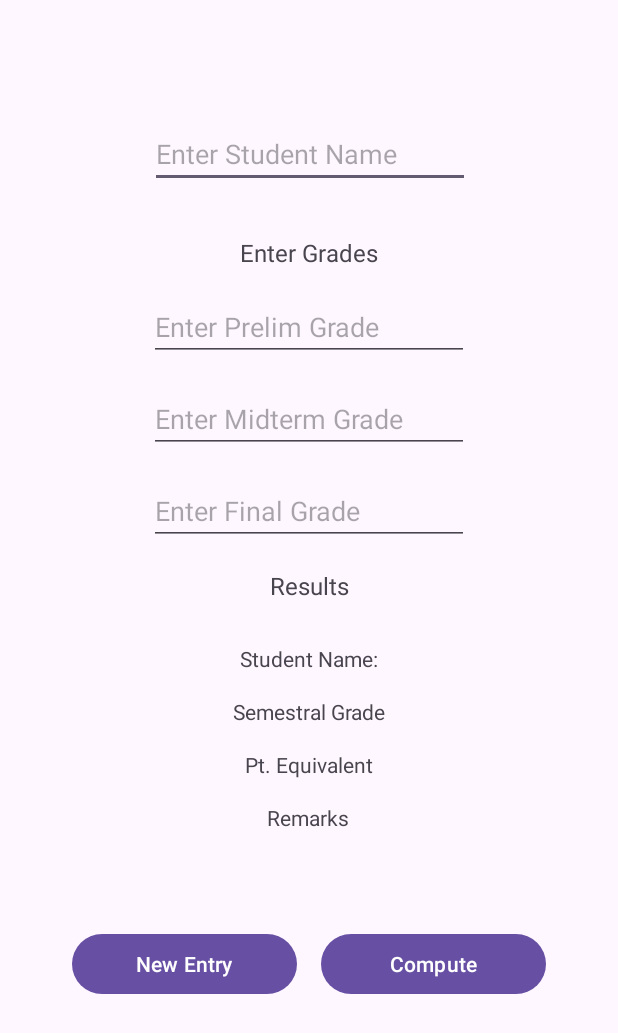
After one commit to adiluexe/elec1-compilation, an Android app: the SemestralGradeComputation screen opened directly, with no data from a screen before it, on a phone screen of 412 x 824 dp. The commit adds this screen. Shown: the top 1033 px of the screen. Run offline under Robolectric (Android 15) with nearby library versions, the phone set to English and light mode, and no system bars.

Commit message:
Add MP3B1 SemestralGradeComputation

```diff
--- /dev/null
+++ b/app/src/main/java/com/example/elec1compilation/machine_problems/SemestralGradeComputation.java
@@ -0,0 +1,113 @@
+package com.example.elec1compilation.machine_problems;
+
+import androidx.appcompat.app.AlertDialog;
+import androidx.appcompat.app.AppCompatActivity;
+
+import android.os.Bundle;
+import android.view.View;
+import android.widget.Button;
+import android.widget.EditText;
+import android.widget.TextView;
+import android.widget.Toast;
+
+import com.example.elec1compilation.MainActivity;
+import com.example.elec1compilation.R;
+
+public class SemestralGradeComputation extends AppCompatActivity {
+
+    private EditText studentName, prelimGrade, midtermGrade, finalGrade;
+    private TextView resultStudentName, resultSemGrade, resultPtEquiv, resultRemarks;
+    private Button btnNewEntry, btnCompute;
+
+    @Override
+    protected void onCreate(Bundle savedInstanceState) {
+        super.onCreate(savedInstanceState);
+        setContentView(R.layout.semestral_grade_computation);
+
+        studentName = findViewById(R.id.studentName);
+        prelimGrade = findViewById(R.id.prelimGrade);
+        midtermGrade = findViewById(R.id.midtermGrade);
+        finalGrade = findViewById(R.id.finalGrade);
+        resultStudentName = findViewById(R.id.resultStudentName);
+        resultSemGrade = findViewById(R.id.resultSemGrade);
+        resultPtEquiv = findViewById(R.id.resultPtEquiv);
+        resultRemarks = findViewById(R.id.resultRemarks);
+        btnNewEntry = findViewById(R.id.btnNewEntry);
+        btnCompute = findViewById(R.id.btnCompute);
+
+        btnNewEntry.setOnClickListener(new View.OnClickListener() {
+            @Override
+            public void onClick(View v) {
+                new AlertDialog.Builder(SemestralGradeComputation.this)
+                        .setTitle("WARNING MESSAGE")
+                        .setMessage("Are you sure?")
+                        .setPositiveButton("Yes", (dialog, which) -> clearEntries())
+                        .setNegativeButton("No", null)
+                        .show();
+            }
+        });
+
+        btnCompute.setOnClickListener(new View.OnClickListener() {
+            @Override
+            public void onClick(View v) {
+                new AlertDialog.Builder(SemestralGradeComputation.this)
+                        .setTitle("WARNING MESSAGE")
+                        .setMessage("All Entries Correct?")
+                        .setPositiveButton("Yes", (dialog, which) -> computeGrade())
+                        .setNegativeButton("No", null)
+                        .show();
+            }
+        });
+    }
+
+    private void clearEntries() {
+        studentName.setText("");
+        prelimGrade.setText("");
+        midtermGrade.setText("");
+        finalGrade.setText("");
+        resultStudentName.setText("Student Name: ");
+        resultSemGrade.setText("Semestral Grade: ");
+        resultPtEquiv.setText("Pt. Equivalent: ");
+        resultRemarks.setText("Remarks: ");
+    }
+
+    private void computeGrade() {
+        String nameStr = studentName.getText().toString();
+        String prelimStr = prelimGrade.getText().toString();
+        String midtermStr = midtermGrade.getText().toString();
+        String finalStr = finalGrade.getText().toString();
+
+        if (nameStr.isEmpty() || prelimStr.isEmpty() || midtermStr.isEmpty() || finalStr.isEmpty()) {
+            Toast.makeText(this, "Please provide an input on the missing fields", Toast.LENGTH_SHORT).show();
+            return;
+        }
+
+        double prelim = Double.parseDouble(prelimStr);
+        double midterm = Double.parseDouble(midtermStr);
+        double finalGrade = Double.parseDouble(finalStr);
+
+        double semGrade = (0.25 * prelim) + (0.25 * midterm) + (0.50 * finalGrade);
+        double ptEquivalent = getPtEquivalent(semGrade);
+        String remarks = semGrade >= 75 ? "PASSED" : "FAILED";
+
+        resultStudentName.setText("Student Name: " + nameStr);
+        resultSemGrade.setText("Semestral Grade: " + String.format("%.2f", semGrade));
+        resultPtEquiv.setText("Pt. Equivalent: " + String.format("%.2f", ptEquivalent));
+        resultRemarks.setText("Remarks: " + remarks);
+
+        if (remarks.equals("PASSED")) {
+            resultRemarks.setTextColor(getResources().getColor(android.R.color.holo_blue_dark));
+        } else {
+            resultRemarks.setTextColor(getResources().getColor(android.R.color.holo_red_dark));
+        }
+    }
+
+    private double getPtEquivalent(double semGrade) {
+        if (semGrade >= 95) return 1.50;
+        else if (semGrade >= 90) return 2.00;
+        else if (semGrade >= 85) return 2.50;
+        else if (semGrade >= 80) return 3.00;
+        else if (semGrade >= 75) return 3.50;
+        else return 5.00;
+    }
+}
--- /dev/null
+++ b/app/src/main/res/layout/semestral_grade_computation.xml
@@ -0,0 +1,154 @@
+<?xml version="1.0" encoding="utf-8"?>
+<androidx.constraintlayout.widget.ConstraintLayout xmlns:android="http://schemas.android.com/apk/res/android"
+    xmlns:app="http://schemas.android.com/apk/res-auto"
+    xmlns:tools="http://schemas.android.com/tools"
+    android:id="@+id/main"
+    android:layout_width="match_parent"
+    android:layout_height="match_parent"
+    android:padding="48dp"
+    tools:context=".machine_problems.SemestralGradeComputation">
+
+    <EditText
+        android:id="@+id/studentName"
+        android:layout_width="wrap_content"
+        android:layout_height="wrap_content"
+        android:layout_marginTop="32dp"
+        android:ems="10"
+        android:inputType="text"
+        android:hint="Enter Student Name"
+        app:layout_constraintEnd_toEndOf="parent"
+        app:layout_constraintHorizontal_bias="0.507"
+        app:layout_constraintStart_toStartOf="parent"
+        app:layout_constraintTop_toTopOf="parent" />
+
+    <TextView
+        android:id="@+id/enterGrades"
+        android:layout_width="wrap_content"
+        android:layout_height="wrap_content"
+        android:layout_marginTop="32dp"
+        android:text="Enter Grades"
+        android:textSize="16sp"
+        app:layout_constraintEnd_toEndOf="parent"
+        app:layout_constraintHorizontal_bias="0.5"
+        app:layout_constraintStart_toStartOf="parent"
+        app:layout_constraintTop_toBottomOf="@+id/studentName" />
+
+    <EditText
+        android:id="@+id/prelimGrade"
+        android:layout_width="wrap_content"
+        android:layout_height="wrap_content"
+        android:layout_marginTop="16dp"
+        android:ems="10"
+        android:inputType="number"
+        android:hint="Enter Prelim Grade"
+        app:layout_constraintEnd_toEndOf="parent"
+        app:layout_constraintHorizontal_bias="0.5"
+        app:layout_constraintStart_toStartOf="parent"
+        app:layout_constraintTop_toBottomOf="@+id/enterGrades" />
+
+    <EditText
+        android:id="@+id/midtermGrade"
+        android:layout_width="wrap_content"
+        android:layout_height="wrap_content"
+        android:layout_marginTop="16dp"
+        android:ems="10"
+        android:inputType="number"
+        android:hint="Enter Midterm Grade"
+        app:layout_constraintEnd_toEndOf="parent"
+        app:layout_constraintHorizontal_bias="0.5"
+        app:layout_constraintStart_toStartOf="parent"
+        app:layout_constraintTop_toBottomOf="@+id/prelimGrade" />
+
+    <EditText
+        android:id="@+id/finalGrade"
+        android:layout_width="wrap_content"
+        android:layout_height="wrap_content"
+        android:layout_marginTop="16dp"
+        android:ems="10"
+        android:inputType="number"
+        android:hint="Enter Final Grade"
+        app:layout_constraintEnd_toEndOf="parent"
+        app:layout_constraintHorizontal_bias="0.5"
+        app:layout_constraintStart_toStartOf="parent"
+        app:layout_constraintTop_toBottomOf="@+id/midtermGrade" />
+
+    <TextView
+        android:id="@+id/resultsText"
+        android:layout_width="wrap_content"
+        android:layout_height="wrap_content"
+        android:layout_marginTop="16dp"
+        android:text="Results"
+        android:textSize="16sp"
+        app:layout_constraintEnd_toEndOf="parent"
+        app:layout_constraintHorizontal_bias="0.5"
+        app:layout_constraintStart_toStartOf="parent"
+        app:layout_constraintTop_toBottomOf="@+id/finalGrade" />
+
+    <Button
+        android:id="@+id/btnNewEntry"
+        android:layout_width="0dp"
+        android:layout_height="wrap_content"
+        android:layout_marginTop="64dp"
+        android:layout_marginEnd="16dp"
+        android:text="New Entry"
+        app:layout_constraintEnd_toStartOf="@+id/btnCompute"
+        app:layout_constraintHorizontal_bias="0.5"
+        app:layout_constraintStart_toStartOf="parent"
+        app:layout_constraintTop_toBottomOf="@+id/resultRemarks" />
+
+    <Button
+        android:id="@+id/btnCompute"
+        android:layout_width="0dp"
+        android:layout_height="wrap_content"
+        android:layout_marginTop="64dp"
+        android:text="Compute"
+        app:layout_constraintEnd_toEndOf="parent"
+        app:layout_constraintHorizontal_bias="0.5"
+        app:layout_constraintStart_toEndOf="@+id/btnNewEntry"
+        app:layout_constraintTop_toBottomOf="@+id/resultRemarks" />
+
+    <TextView
+        android:id="@+id/resultStudentName"
+        android:layout_width="wrap_content"
+        android:layout_height="wrap_content"
+        android:layout_marginTop="28dp"
+        android:text="Student Name:"
+        app:layout_constraintEnd_toEndOf="parent"
+        app:layout_constraintHorizontal_bias="0.5"
+        app:layout_constraintStart_toStartOf="parent"
+        app:layout_constraintTop_toBottomOf="@+id/resultsText" />
+
+    <TextView
+        android:id="@+id/resultSemGrade"
+        android:layout_width="wrap_content"
+        android:layout_height="wrap_content"
+        android:layout_marginTop="16dp"
+        android:text="Semestral Grade"
+        app:layout_constraintEnd_toEndOf="parent"
+        app:layout_constraintHorizontal_bias="0.5"
+        app:layout_constraintStart_toStartOf="parent"
+        app:layout_constraintTop_toBottomOf="@+id/resultStudentName" />
+
+    <TextView
+        android:id="@+id/resultPtEquiv"
+        android:layout_width="wrap_content"
+        android:layout_height="wrap_content"
+        android:layout_marginTop="16dp"
+        android:text="Pt. Equivalent"
+        app:layout_constraintEnd_toEndOf="parent"
+        app:layout_constraintHorizontal_bias="0.5"
+        app:layout_constraintStart_toStartOf="parent"
+        app:layout_constraintTop_toBottomOf="@+id/resultSemGrade" />
+
+    <TextView
+        android:id="@+id/resultRemarks"
+        android:layout_width="wrap_content"
+        android:layout_height="wrap_content"
+        android:layout_marginTop="16dp"
+        android:text="Remarks"
+        app:layout_constraintEnd_toEndOf="parent"
+        app:layout_constraintHorizontal_bias="0.498"
+        app:layout_constraintStart_toStartOf="parent"
+        app:layout_constraintTop_toBottomOf="@+id/resultPtEquiv" />
+
+</androidx.constraintlayout.widget.ConstraintLayout>
```
Also changed, not shown: app/src/main/AndroidManifest.xml (+6 -1 lines), app/src/main/java/com/example/elec1compilation/MainActivity.java (+9 -3 lines), 1 other file.
